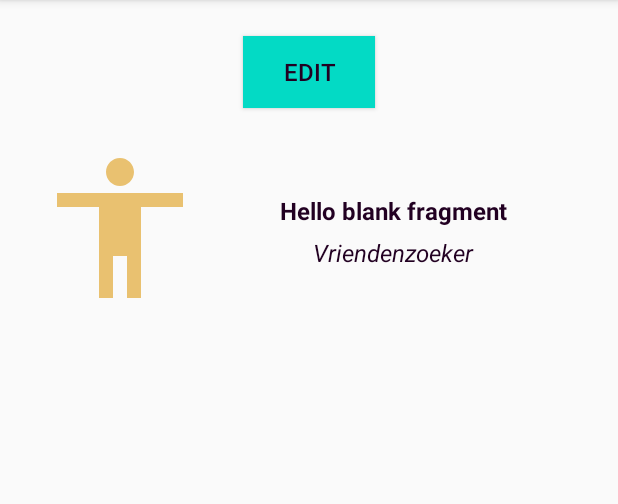
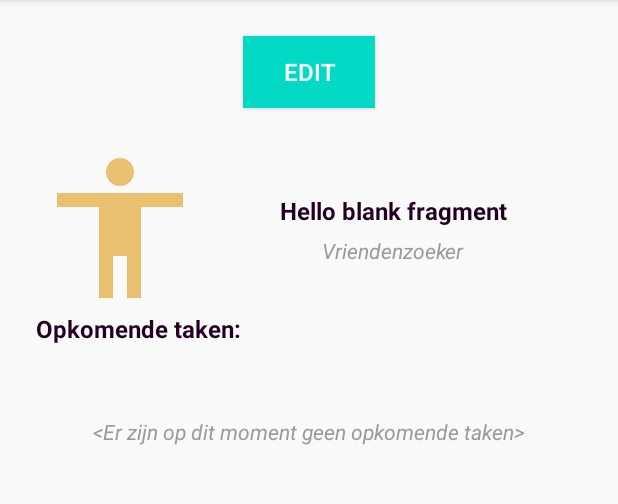
Before and after one commit to Khamaseen/HulpJanRevive, an Android app: the fragment PersonFragment shown on its own in the app's theme, on a phone screen of 412 x 824 dp, the part 84-588 px from its top. Run offline under Robolectric (Android 15) with nearby library versions, the phone set to English and light mode, and no system bars; 2 statements that could not run were skipped.

Commit message:
personal profile setup -semi-complete-

```diff
--- a/app/src/main/java/com/example/hulpjanrevive/data/util/ResourceMapper.kt
+++ b/app/src/main/java/com/example/hulpjanrevive/data/util/ResourceMapper.kt
@@ -12,6 +12,7 @@ class ResourceMapper(
         private const val DEFAULT = 0
         private const val DEFAULT_2 = 1
         private const val DEFAULT_3 = 2
+        private const val DEFAULT_4 = 3
     }
 
     fun mapToIconResources(list: List<RawIconResource>): List<IconResource> {
@@ -27,6 +28,7 @@ class ResourceMapper(
             DEFAULT -> IconResource(R.drawable.ic_default_profile, R.string.ic_default_profile)
             DEFAULT_2 -> IconResource(R.drawable.ic_default_profile_2, R.string.ic_default_profile_2)
             DEFAULT_3 -> IconResource(R.drawable.ic_default_profile_3, R.string.ic_default_profile_3)
+            DEFAULT_4 -> IconResource(R.drawable.ic_default_profile_4, R.string.ic_default_profile_4)
             else -> IconResource(R.drawable.ic_default_profile, R.string.ic_default_profile)
         }
     }
@@ -36,6 +38,7 @@ class ResourceMapper(
             R.drawable.ic_default_profile -> RawIconResource(DEFAULT)
             R.drawable.ic_default_profile_2 -> RawIconResource(DEFAULT_2)
             R.drawable.ic_default_profile_3 -> RawIconResource(DEFAULT_3)
+            R.drawable.ic_default_profile_4 -> RawIconResource(DEFAULT_4)
             else -> RawIconResource(DEFAULT)
         }
     }
--- a/app/src/main/java/com/example/hulpjanrevive/ui/IconResource.kt
+++ b/app/src/main/java/com/example/hulpjanrevive/ui/IconResource.kt
@@ -1,6 +1,10 @@
 package com.example.hulpjanrevive.ui
 
+import android.os.Parcelable
+import kotlinx.android.parcel.Parcelize
+
+@Parcelize
 data class IconResource(
     val icon: Int,
     val description: Int
-)
+) : Parcelable
--- a/app/src/main/java/com/example/hulpjanrevive/ui/PersonFragment.kt
+++ b/app/src/main/java/com/example/hulpjanrevive/ui/PersonFragment.kt
@@ -5,8 +5,8 @@ import android.view.LayoutInflater
 import android.view.View
 import android.view.ViewGroup
 import android.widget.Toast
-import androidx.fragment.app.DialogFragment
 import androidx.fragment.app.Fragment
+import androidx.fragment.app.setFragmentResultListener
 import androidx.fragment.app.viewModels
 import androidx.lifecycle.observe
 import androidx.navigation.fragment.navArgs
@@ -14,11 +14,7 @@ import com.example.hulpjanrevive.R
 import com.example.hulpjanrevive.maincomponents.ComponentInjector
 import kotlinx.android.synthetic.main.fragment_person.*
 
-/**
- * A simple [Fragment] subclass.
- * Use the [PersonFragment.newInstance] factory method to
- * create an instance of this fragment.
- */
+
 class PersonFragment : Fragment() {
 
     private val args: PersonFragmentArgs by navArgs()
@@ -30,6 +26,14 @@ class PersonFragment : Fragment() {
 
     override fun onCreate(savedInstanceState: Bundle?) {
         super.onCreate(savedInstanceState)
+
+        setFragmentResultListener(AvatarPicker.REQUEST_KEY) { key, bundle ->
+            val result = bundle.getParcelable<IconResource>(AvatarPicker.REQUEST_KEY_RESULT)
+            result?.apply {
+                setAvatar(this)
+            }
+        }
+
     }
 
     override fun onCreateView(
@@ -41,6 +45,8 @@ class PersonFragment : Fragment() {
 
     override fun onViewCreated(view: View, savedInstanceState: Bundle?) {
         super.onViewCreated(view, savedInstanceState)
+
+        tv_tasks_empty.visibility = View.VISIBLE //TODO() integrate into recyclerview with tasks..
 
         btn_edit_self.visibility = if (args.personId == -1) View.GONE else View.VISIBLE
 
@@ -66,7 +72,7 @@ class PersonFragment : Fragment() {
 
     private fun setEditOn() {
         iv_avatar.isEnabled = true
-        tv_name.visibility = View.GONE
+        tv_name.visibility = View.INVISIBLE
         edit_name.visibility = View.VISIBLE
 
         btn_edit_self.apply {
@@ -90,11 +96,6 @@ class PersonFragment : Fragment() {
     }
 
     private fun openAvatarPicker(icon: Int?) {
-//        setFragmentResultListener("requestKey") { key, bundle ->
-//            val result = bundle.getString("resultKey")
-//            // Do something with the result...
-//        }
-
         val newFragment: AvatarPicker = AvatarPicker.newInstance(icon ?: 0)
         newFragment.show(requireFragmentManager(), "dialog")
         Toast.makeText(context, "clicked avatar", Toast.LENGTH_SHORT).show()
@@ -113,4 +114,5 @@ class PersonFragment : Fragment() {
         iv_avatar.setImageResource(iconResource.icon)
         tv_nickname.text = getString(iconResource.description)
     }
+
 }
--- a/app/src/main/java/com/example/hulpjanrevive/ui/PersonViewModel.kt
+++ b/app/src/main/java/com/example/hulpjanrevive/ui/PersonViewModel.kt
@@ -13,27 +13,29 @@ class PersonViewModel(
     private val dispatcher: CoroutineDispatcher,
     private val context: Context,
     private val personRepository: PersonRepository
-): ViewModel() {
+) : ViewModel() {
 
     //THIS MAPPER SHOULD BE IN DATA
     private val resourceMapper: ResourceMapper = ResourceMapper()
     private val listRawIcons: List<RawIconResource> = listOf<RawIconResource>(
         RawIconResource(0),
         RawIconResource(1),
-        RawIconResource(2)
+        RawIconResource(2),
+        RawIconResource(3)
     )
 
     private val _editMode: MutableLiveData<Boolean> = MutableLiveData<Boolean>()
+    private val _name: MutableLiveData<String> = MutableLiveData<String>()
+    private val _listAvatars: MutableLiveData<List<IconResource>> =
+        MutableLiveData<List<IconResource>>()
+    private val _avatar: MutableLiveData<IconResource> = MutableLiveData<IconResource>()
+    //TODO() list tasks
+
+    val listAvatars: LiveData<List<IconResource>> = _listAvatars
     val editMode: LiveData<Boolean> = _editMode
-
-    private val _name: MutableLiveData<String> = MutableLiveData<String>()
     val name: LiveData<String> = _name
-
-    private val _avatars: MutableLiveData<List<IconResource>> = MutableLiveData<List<IconResource>>()
-    val avatars: LiveData<List<IconResource>> = _avatars
-
-    private val _avatar: MutableLiveData<IconResource> = MutableLiveData<IconResource>()
     val avatar: LiveData<IconResource> = _avatar
+    //TODO() list tasks
 
     init {
         _editMode.value = false
@@ -48,7 +50,7 @@ class PersonViewModel(
     }
 
     fun getMockAvatars() {
-        _avatars.value = resourceMapper.mapToIconResources(listRawIcons)
+        _listAvatars.value = resourceMapper.mapToIconResources(listRawIcons)
     }
 
     fun postAvatar() {
--- /dev/null
+++ b/app/src/main/res/drawable-anydpi/ic_default_profile_4.xml
@@ -0,0 +1,11 @@
+<vector xmlns:android="http://schemas.android.com/apk/res/android"
+    android:width="24dp"
+    android:height="24dp"
+    android:viewportWidth="24"
+    android:viewportHeight="24"
+    android:tint="#6B4ED1"
+    android:alpha="0.8">
+  <path
+      android:fillColor="@android:color/white"
+      android:pathData="M20,6h-2.18c0.11,-0.31 0.18,-0.65 0.18,-1 0,-1.66 -1.34,-3 -3,-3 -1.05,0 -1.96,0.54 -2.5,1.35l-0.5,0.67 -0.5,-0.68C10.96,2.54 10.05,2 9,2 7.34,2 6,3.34 6,5c0,0.35 0.07,0.69 0.18,1L4,6c-1.11,0 -1.99,0.89 -1.99,2L2,19c0,1.11 0.89,2 2,2h16c1.11,0 2,-0.89 2,-2L22,8c0,-1.11 -0.89,-2 -2,-2zM15,4c0.55,0 1,0.45 1,1s-0.45,1 -1,1 -1,-0.45 -1,-1 0.45,-1 1,-1zM9,4c0.55,0 1,0.45 1,1s-0.45,1 -1,1 -1,-0.45 -1,-1 0.45,-1 1,-1zM20,19L4,19v-2h16v2zM20,14L4,14L4,8h5.08L7,10.83 8.62,12 11,8.76l1,-1.36 1,1.36L15.38,12 17,10.83 14.92,8L20,8v6z"/>
+</vector>
--- a/app/src/main/res/layout/fragment_person.xml
+++ b/app/src/main/res/layout/fragment_person.xml
@@ -34,7 +34,7 @@
                 app:layout_constraintGuide_end="@dimen/border_primary"
                 android:orientation="vertical"/>
 
-            <Button
+            <androidx.appcompat.widget.AppCompatButton
                 android:id="@+id/btn_edit_self"
                 android:layout_width="wrap_content"
                 android:layout_height="wrap_content"
@@ -42,6 +42,7 @@
                 android:layout_marginTop="@dimen/border_primary"
                 android:text="@string/edit_profile_on"
                 style="@style/button_default_enabled"
+                app:backgroundTint="@null"
                 app:layout_constraintTop_toTopOf="parent"
                 app:layout_constraintStart_toStartOf="@id/guideline_start"
                 app:layout_constraintEnd_toEndOf="@id/guideline_end"/>
@@ -98,9 +99,9 @@
                 android:layout_width="wrap_content"
                 android:layout_height="wrap_content"
                 android:layout_marginTop="@dimen/border_minimal"
-                style="@style/text_default.editable"
+                style="@style/text_default.greyed"
                 tools:text="nick name"
-                app:layout_constraintTop_toBottomOf="@id/barrier_name"
+                app:layout_constraintTop_toBottomOf="@id/tv_name"
                 app:layout_constraintEnd_toEndOf="@id/guideline_end"
                 app:layout_constraintStart_toEndOf="@id/iv_avatar"/>
 
@@ -112,12 +113,35 @@
                 app:barrierDirection="bottom"
                 app:constraint_referenced_ids="tv_name, iv_avatar, edit_name" />
 
+            <TextView
+                android:id="@+id/tv_tasks"
+                android:layout_width="match_parent"
+                android:layout_height="wrap_content"
+                android:layout_marginStart="@dimen/border_primary"
+                style="@style/text_default.title"
+                android:text="@string/current_tasks"
+                app:layout_constraintTop_toBottomOf="@id/barrier_profile"
+                app:layout_constraintStart_toStartOf="parent"
+                app:layout_constraintEnd_toEndOf="parent"/>
+
+            <TextView
+                android:id="@+id/tv_tasks_empty"
+                android:layout_width="wrap_content"
+                android:layout_height="wrap_content"
+                android:visibility="gone"
+                style="@style/text_default.greyed"
+                android:text="@string/empty_tasks"
+                android:layout_margin="@dimen/border_double_primary"
+                app:layout_constraintTop_toBottomOf="@id/tv_tasks"
+                app:layout_constraintStart_toStartOf="@id/guideline_start"
+                app:layout_constraintEnd_toEndOf="@id/guideline_end"/>
+
             <androidx.recyclerview.widget.RecyclerView
                 android:id="@+id/rv_tasks"
                 android:layout_width="0dp"
                 android:layout_height="wrap_content"
                 android:layout_marginTop="@dimen/border_primary"
-                app:layout_constraintTop_toBottomOf="@id/barrier_profile"
+                app:layout_constraintTop_toBottomOf="@id/tv_tasks"
                 app:layout_constraintStart_toStartOf="@id/guideline_start"
                 app:layout_constraintEnd_toEndOf="@id/guideline_end"/>
 
--- a/app/src/main/res/values/colors.xml
+++ b/app/src/main/res/values/colors.xml
@@ -5,4 +5,6 @@
     <color name="colorAccent">#03DAC5</color>
     <color name="colorSecondary">#220022</color>
     <color name="colorActivated">#dd3300</color>
+    <color name="colorGreyed">#999</color>
+    <color name="colorWhite">#FFF</color>
 </resources>
--- a/app/src/main/res/values/dimen.xml
+++ b/app/src/main/res/values/dimen.xml
@@ -1,6 +1,7 @@
 <?xml version="1.0" encoding="utf-8"?>
 <resources>
     <dimen name="border_primary">24dp</dimen>
+    <dimen name="border_double_primary">48dp</dimen>
     <dimen name="border_minimal">6dp</dimen>
 
     <dimen name="avatar_size">112dp</dimen>
--- a/app/src/main/res/values/strings.xml
+++ b/app/src/main/res/values/strings.xml
@@ -6,10 +6,14 @@
     <string name="edit_profile_on">edit</string>
     <string name="edit_profile_off">stop editing</string>
 
+    <string name="current_tasks">Opkomende taken:</string>
+    <string name="empty_tasks">&lt;Er zijn op dit moment geen opkomende taken&gt;</string>
+
     <!--AVATARS DESC-->
     <string name="ic_default_profile">Vriendenzoeker</string>
     <string name="ic_default_profile_2">Espressokopje</string>
     <string name="ic_default_profile_3">Lachebekje</string>
+    <string name="ic_default_profile_4">Kadootje</string>
 
     <string name="pick_avatar">Kies je nieuwe avatar</string>
 
--- a/app/src/main/res/values/styles.xml
+++ b/app/src/main/res/values/styles.xml
@@ -32,6 +32,11 @@
         <item name="android:textColor">@color/colorSecondary</item>
     </style>
 
+    <style name="text_default.greyed" parent="TextAppearance.AppCompat">
+        <item name="android:textSize">14sp</item>
+        <item name="android:textColor">@color/colorGreyed</item>
+        <item name="android:textStyle">italic</item>
+    </style>
     <style name="text_default.title" parent="TextAppearance.AppCompat">
         <item name="android:textSize">16sp</item>
         <item name="android:textColor">@color/colorSecondary</item>
@@ -46,8 +51,7 @@
     <style name="button_default_enabled">
         <item name="android:textSize">16sp</item>
         <item name="android:padding">8dp</item>
-        <item name="android:textColor">@color/colorSecondary</item>
-        <item name="android:background">@color/colorAccent</item>
+        <item name="android:textColor">@color/colorWhite</item>
     </style>
 
     <style name="button_default_disabled">
```
Also changed, not shown: app/build.gradle (+15 -14 lines), app/src/main/java/com/example/hulpjanrevive/ui/AvatarPicker.kt (+9 -8 lines), app/src/main/res/drawable-hdpi/ic_default_profile_4.png (added), app/src/main/res/drawable-mdpi/ic_default_profile_4.png (added), app/src/main/res/drawable-xhdpi/ic_default_profile_4.png (added), app/src/main/res/drawable-xxhdpi/ic_default_profile_4.png (added).
